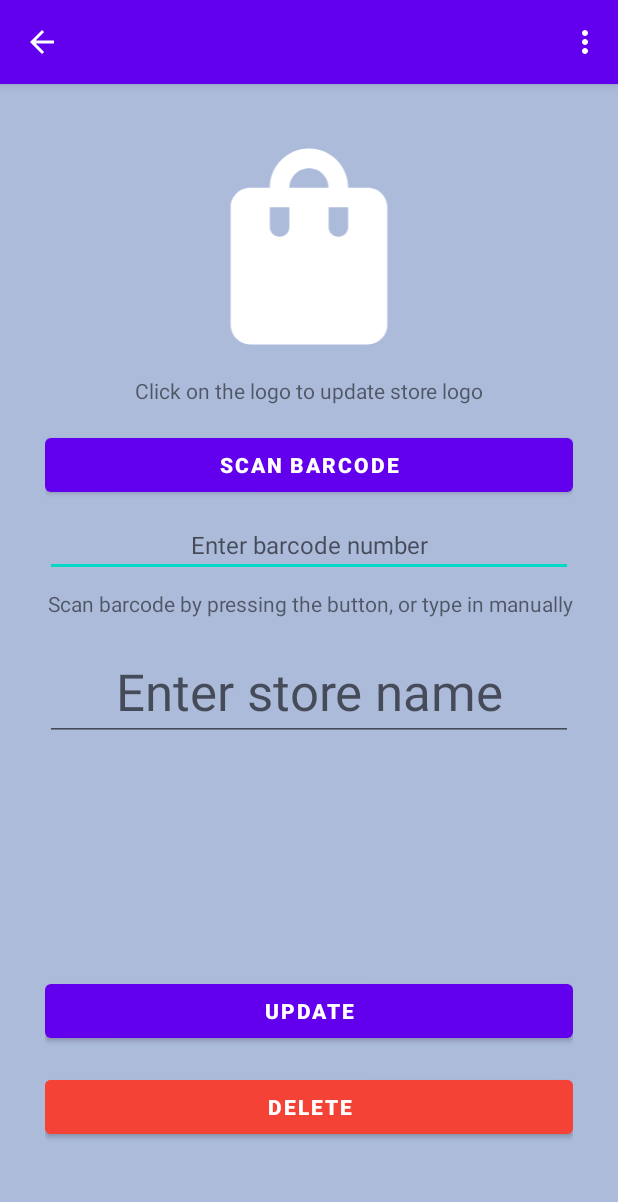
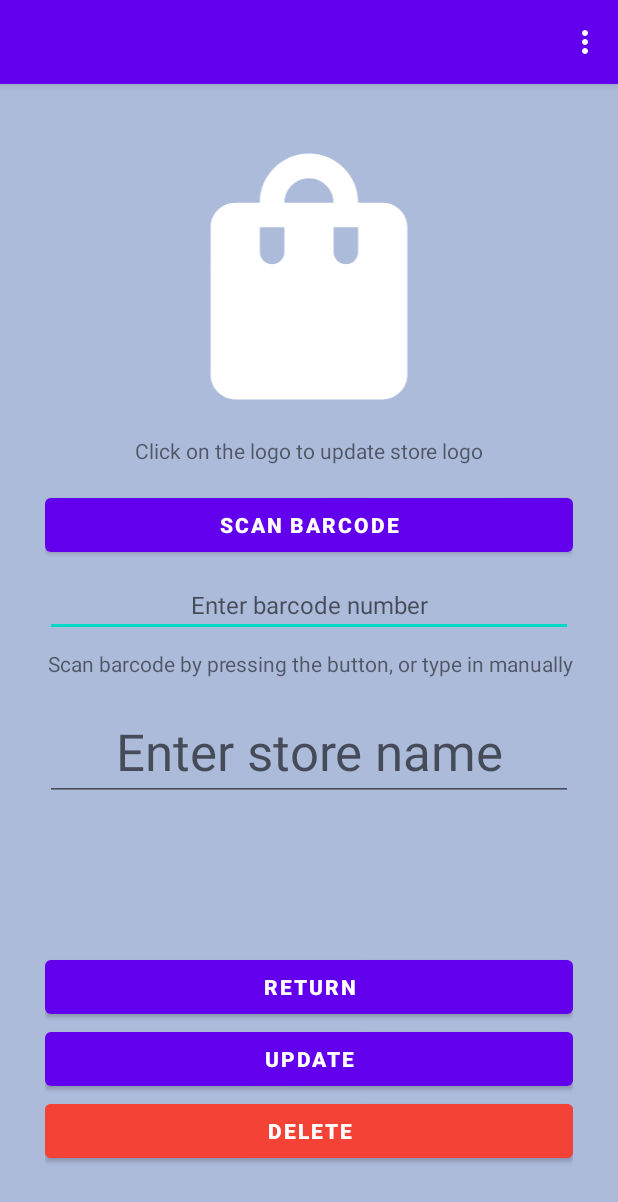
Before and after one commit to n1sk4/loyalty-cards-v2, an Android app: the UpdateStoreActivity screen opened directly, with no data from a screen before it, in the options menu, after a tap on "Update website", on a phone screen of 412 x 824 dp. Shown: the top 1202 px of the screen. Run offline under Robolectric (Android 15) with nearby library versions, the phone set to English and light mode, and no system bars; libraries missing offline, so code that uses them is left out: com.theartofdev.edmodo; 1 statement that could not run was skipped.

Commit message:
Bug fixes

```diff
--- a/app/src/main/java/com/example/diplomski/UpdateStoreActivity.java
+++ b/app/src/main/java/com/example/diplomski/UpdateStoreActivity.java
@@ -78,6 +78,19 @@ public class UpdateStoreActivity extends AppCompatActivity {
                 confirmDialog();
             }
         });
+
+        logo_imageView.setOnClickListener(new View.OnClickListener() {
+            @Override
+            public void onClick(View v) {
+                selectAndPlaceLogo();
+            }
+        });
+    }
+
+    @Override
+    public void onBackPressed() {
+        startShowBarcodeActivity();
+        super.onBackPressed();
     }
 
     void getIntentData(){
@@ -140,6 +153,7 @@ public class UpdateStoreActivity extends AppCompatActivity {
                 try {
                     Bitmap bitmap = MediaStore.Images.Media.getBitmap(
                             this.getContentResolver(), resultUri);
+                    logo = bitmap;
                     logo_imageView.setImageBitmap(bitmap);
                 } catch (IOException e) {
                     e.printStackTrace();
@@ -162,4 +176,10 @@ public class UpdateStoreActivity extends AppCompatActivity {
                 com.example.diplomski.MainActivity.class);
         startActivity(intent);
     }
+
+    private void startShowBarcodeActivity(){
+        Intent intent = new Intent(UpdateStoreActivity.this, ShowBarcodeActivity.class);
+        intent.putExtra("id", id);
+        startActivity(intent);
+    }
 }
--- a/app/src/main/res/layout/activity_update_store.xml
+++ b/app/src/main/res/layout/activity_update_store.xml
@@ -17,7 +17,7 @@
         android:inputType="number"
         android:textAlignment="center"
         android:textSize="16sp"
-        app:layout_constraintBottom_toTopOf="@+id/barcodeHint_Barcode_textView"
+        app:layout_constraintBottom_toTopOf="@+id/barcodeHint_Update_textView"
         app:layout_constraintEnd_toEndOf="parent"
         app:layout_constraintStart_toStartOf="parent" />
 
@@ -25,13 +25,13 @@
         android:id="@+id/storeName_Update_EditText"
         android:layout_width="match_parent"
         android:layout_height="wrap_content"
-        android:layout_marginBottom="156dp"
+        android:layout_marginBottom="100dp"
         android:ems="10"
         android:hint="@string/enter_store_name_update"
         android:inputType="textPersonName"
         android:textAlignment="center"
         android:textSize="34sp"
-        app:layout_constraintBottom_toTopOf="@+id/update_button"
+        app:layout_constraintBottom_toTopOf="@+id/return_Update_Button"
         app:layout_constraintEnd_toEndOf="parent"
         app:layout_constraintHorizontal_bias="1.0"
         app:layout_constraintStart_toStartOf="parent" />
@@ -40,7 +40,6 @@
         android:id="@+id/update_button"
         android:layout_width="match_parent"
         android:layout_height="wrap_content"
-        android:layout_marginBottom="16dp"
         android:text="@string/update_button"
         app:layout_constraintBottom_toTopOf="@+id/delete_button"
         app:layout_constraintEnd_toEndOf="parent"
@@ -50,12 +49,12 @@
         android:id="@+id/delete_button"
         android:layout_width="match_parent"
         android:layout_height="wrap_content"
-        android:layout_marginBottom="32dp"
+        android:layout_marginBottom="16dp"
+        android:backgroundTint="@color/red"
         android:text="@string/delete_button_update"
         app:layout_constraintBottom_toBottomOf="parent"
         app:layout_constraintEnd_toEndOf="parent"
-        app:layout_constraintStart_toStartOf="parent"
-        android:backgroundTint="@color/red"/>
+        app:layout_constraintStart_toStartOf="parent" />
 
     <ImageView
         android:id="@+id/addLogo_imageView"
@@ -91,7 +90,7 @@
         app:layout_constraintStart_toStartOf="parent" />
 
     <TextView
-        android:id="@+id/barcodeHint_Barcode_textView"
+        android:id="@+id/barcodeHint_Update_textView"
         android:layout_width="wrap_content"
         android:layout_height="wrap_content"
         android:layout_marginBottom="16dp"
@@ -102,4 +101,14 @@
         app:layout_constraintHorizontal_bias="1.0"
         app:layout_constraintStart_toStartOf="parent" />
 
+    <Button
+        android:id="@+id/return_Update_Button"
+        android:layout_width="0dp"
+        android:layout_height="wrap_content"
+        android:text="Return"
+        app:layout_constraintBottom_toTopOf="@+id/update_button"
+        app:layout_constraintEnd_toEndOf="parent"
+        app:layout_constraintHorizontal_bias="0.46"
+        app:layout_constraintStart_toStartOf="parent" />
+
 </androidx.constraintlayout.widget.ConstraintLayout>
```
Also changed, not shown: app/src/main/AndroidManifest.xml (+4 -8 lines), app/src/main/java/com/example/diplomski/AddBarcodeActivity.java (+7 -0 lines), app/src/main/java/com/example/diplomski/AddNameActivity.java (+24 -2 lines), app/src/main/java/com/example/diplomski/ShowBarcodeActivity.java (+14 -2 lines).
